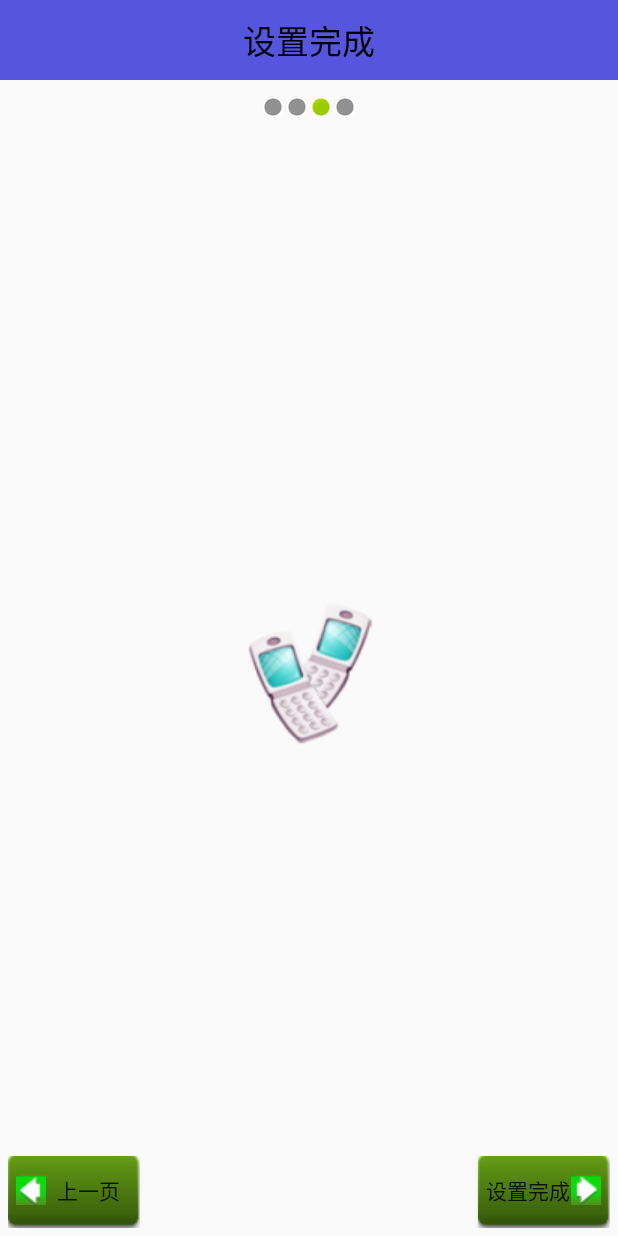
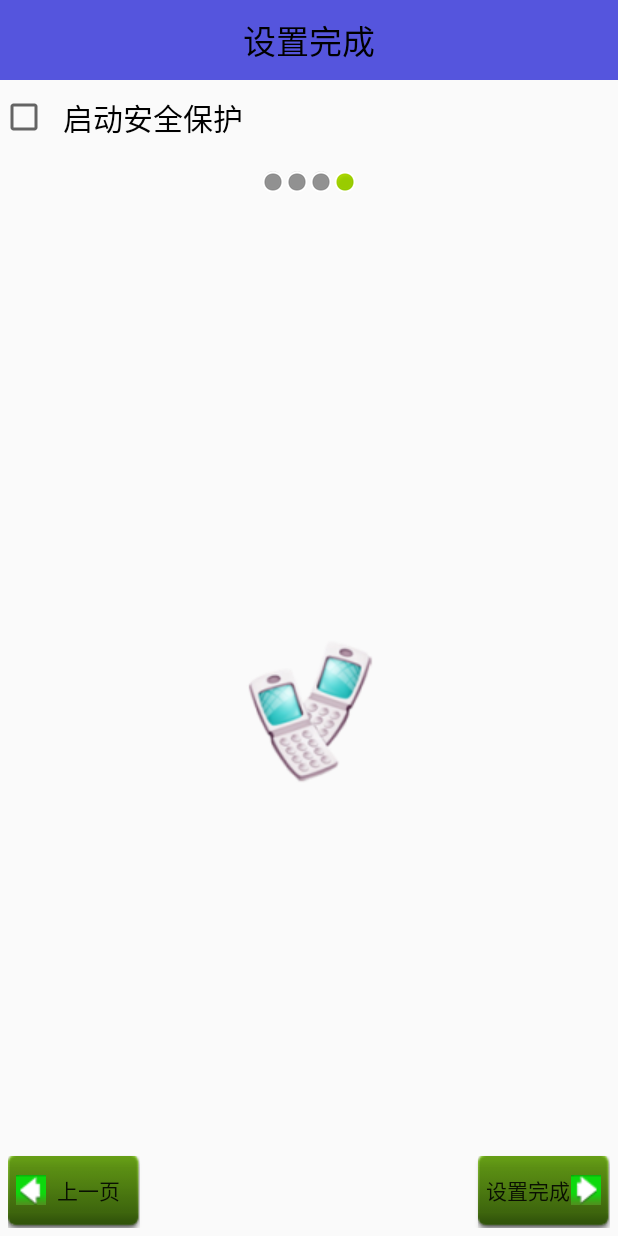
Before and after one commit to RyanYans/RyaMobileSafe, an Android app: the Setup4Activity screen opened directly, with no data from a screen before it, on a phone screen of 412 x 824 dp. Run offline under Robolectric (Android 15) with nearby library versions, the phone set to English and light mode, and no system bars.

Commit message:
Safe安全防盗模块 界面/功能 完成 day03

```diff
--- a/app/src/main/AndroidManifest.xml
+++ b/app/src/main/AndroidManifest.xml
@@ -4,6 +4,9 @@
 
     <uses-permission android:name="android.permission.INTERNET" />
     <uses-permission android:name="android.permission.WRITE_EXTERNAL_STORAGE" />
+    <uses-permission android:name="android.permission.READ_PHONE_STATE" />
+    <uses-permission android:name="android.permission.WRITE_CONTACTS" />
+    <uses-permission android:name="android.permission.READ_CONTACTS" />
 
     <application
         android:allowBackup="true"
@@ -26,6 +29,7 @@
         <activity android:name=".activity.Setup2Activity" />
         <activity android:name=".activity.Setup3Activity" />
         <activity android:name=".activity.Setup4Activity" />
+        <activity android:name=".activity.SafeContactActivity" />
 
     </application>
 
--- a/app/src/main/java/com/rya/ryamobilesafe/activity/SettingActivity.java
+++ b/app/src/main/java/com/rya/ryamobilesafe/activity/SettingActivity.java
@@ -50,9 +50,9 @@ public class SettingActivity extends Activity {
         siv_update.setOnClickListener(new View.OnClickListener() {
             @Override
             public void onClick(View v) {
-                boolean isupdate = !siv_update.isCheck();
-                siv_update.setCheck(isupdate);
-                SPUtil.putBoolean(getApplicationContext(), ConstantValues.ISUPDATE, isupdate);
+                boolean isUpdate = !siv_update.isCheck();
+                siv_update.setCheck(isUpdate);
+                SPUtil.putBoolean(getApplicationContext(), ConstantValues.ISUPDATE, isUpdate);
                 //ToastUtil.show(getApplicationContext(), "点击！");
             }
         });
--- a/app/src/main/java/com/rya/ryamobilesafe/activity/Setup4Activity.java
+++ b/app/src/main/java/com/rya/ryamobilesafe/activity/Setup4Activity.java
@@ -5,23 +5,29 @@ import android.content.Intent;
 import android.os.Bundle;
 import android.view.View;
 import android.widget.Button;
+import android.widget.CheckBox;
 
 import com.rya.ryamobilesafe.R;
 import com.rya.ryamobilesafe.utils.ConstantValues;
 import com.rya.ryamobilesafe.utils.SPUtil;
+import com.rya.ryamobilesafe.utils.ToastUtil;
 
 /**
  * Created by Rya32 on 广东石油化工学院.
  * Version 1.0
  */
 public class Setup4Activity extends Activity {
+
+    private Button bt_safe_last_setup2;
+    private Button bt_safe_next_setup2;
+    private CheckBox cb_safe_isopen;
+
     @Override
     protected void onCreate(Bundle savedInstanceState) {
         super.onCreate(savedInstanceState);
         setContentView(R.layout.activity_safe_setup4);
 
-        Button bt_safe_last_setup2 = (Button) findViewById(R.id.bt_safe_last_setup4);
-        Button bt_safe_next_setup2 = (Button) findViewById(R.id.bt_safe_next_setup4);
+        initUI();
 
         bt_safe_last_setup2.setOnClickListener(new View.OnClickListener() {
             @Override
@@ -36,13 +42,36 @@ public class Setup4Activity extends Activity {
                 nextActivity();
             }
         });
+
+        cb_safe_isopen.setOnClickListener(new View.OnClickListener() {
+            @Override
+            public void onClick(View v) {
+                boolean isOpen = cb_safe_isopen.isChecked();
+                SPUtil.putBoolean(getApplicationContext(), ConstantValues.SAFE_ISOPEN, isOpen);
+            }
+        });
+    }
+
+    private void initUI() {
+        bt_safe_last_setup2 = (Button) findViewById(R.id.bt_safe_last_setup4);
+        bt_safe_next_setup2 = (Button) findViewById(R.id.bt_safe_next_setup4);
+        cb_safe_isopen = (CheckBox) findViewById(R.id.cb_safe_isopen);
+
+        boolean isChecked = SPUtil.getBoolean(getApplicationContext(), ConstantValues.SAFE_ISOPEN, false);
+        cb_safe_isopen.setChecked(isChecked);
     }
 
     private void nextActivity() {
-        SPUtil.putBoolean(getApplicationContext(), ConstantValues.SAFE_ISSETTING, true);
-        Intent intent = new Intent(getApplicationContext(), SafeActivity.class);
-        startActivity(intent);
-        finish();
+
+        boolean isOpen = SPUtil.getBoolean(getApplicationContext(), ConstantValues.SAFE_ISOPEN, false);
+        if (isOpen) {
+            SPUtil.putBoolean(getApplicationContext(), ConstantValues.SAFE_ISSETTING, true);
+            Intent intent = new Intent(getApplicationContext(), SafeActivity.class);
+            startActivity(intent);
+            finish();
+        } else {
+            ToastUtil.show(getApplicationContext(), "请勾选安全防盗保护！");
+        }
     }
 
     private void lastActivity() {
--- a/app/src/main/res/layout/activity_safe_setup3.xml
+++ b/app/src/main/res/layout/activity_safe_setup3.xml
@@ -30,6 +30,7 @@
         android:textSize="18sp" />
 
     <EditText
+        android:id="@+id/et_safe_phone"
         android:layout_width="match_parent"
         android:layout_height="wrap_content"
         android:layout_marginTop="10dp"
--- a/app/src/main/res/layout/activity_safe_setup4.xml
+++ b/app/src/main/res/layout/activity_safe_setup4.xml
@@ -12,6 +12,13 @@
         android:text="设置完成"
         android:textSize="22sp" />
 
+    <CheckBox
+        android:id="@+id/cb_safe_isopen"
+        android:layout_width="wrap_content"
+        android:layout_height="wrap_content"
+        android:padding="10dp"
+        android:text="启动安全保护"
+        android:textSize="20sp" />
 
 
     <LinearLayout
@@ -24,18 +31,21 @@
             android:layout_width="wrap_content"
             android:layout_height="wrap_content"
             android:src="@android:drawable/presence_invisible" />
+
         <ImageView
             android:layout_width="wrap_content"
             android:layout_height="wrap_content"
             android:src="@android:drawable/presence_invisible" />
+
+        <ImageView
+            android:layout_width="wrap_content"
+            android:layout_height="wrap_content"
+            android:src="@android:drawable/presence_invisible" />
+
         <ImageView
             android:layout_width="wrap_content"
             android:layout_height="wrap_content"
             android:src="@android:drawable/presence_online" />
-        <ImageView
-            android:layout_width="wrap_content"
-            android:layout_height="wrap_content"
-            android:src="@android:drawable/presence_invisible" />
     </LinearLayout>
 
     <RelativeLayout
@@ -49,11 +59,14 @@
             android:layout_centerInParent="true"
             android:src="@drawable/phone" />
 
-        <Button style="@style/NextBtn"
-            android:text="设置完成"
-            android:id="@+id/bt_safe_next_setup4"/>
-        <Button style="@style/LastBtn"
-            android:id="@+id/bt_safe_last_setup4"/>
+        <Button
+            android:id="@+id/bt_safe_next_setup4"
+            style="@style/NextBtn"
+            android:text="设置完成" />
+
+        <Button
+            android:id="@+id/bt_safe_last_setup4"
+            style="@style/LastBtn" />
 
     </RelativeLayout>
 
```
Also changed, not shown: app/src/main/java/com/rya/ryamobilesafe/activity/SafeContactActivity.java (added, +151 -0 lines), app/src/main/java/com/rya/ryamobilesafe/activity/Setup2Activity.java (+44 -1 lines), app/src/main/java/com/rya/ryamobilesafe/activity/Setup3Activity.java (+45 -3 lines), app/src/main/java/com/rya/ryamobilesafe/utils/ConstantValues.java (+12 -0 lines), app/src/main/java/com/rya/ryamobilesafe/utils/SPUtil.java (+9 -0 lines), app/src/main/res/layout/activity_safe_contact.xml (added, +20 -0 lines), app/src/main/res/layout/view_item_safe_contact.xml (added, +24 -0 lines).
